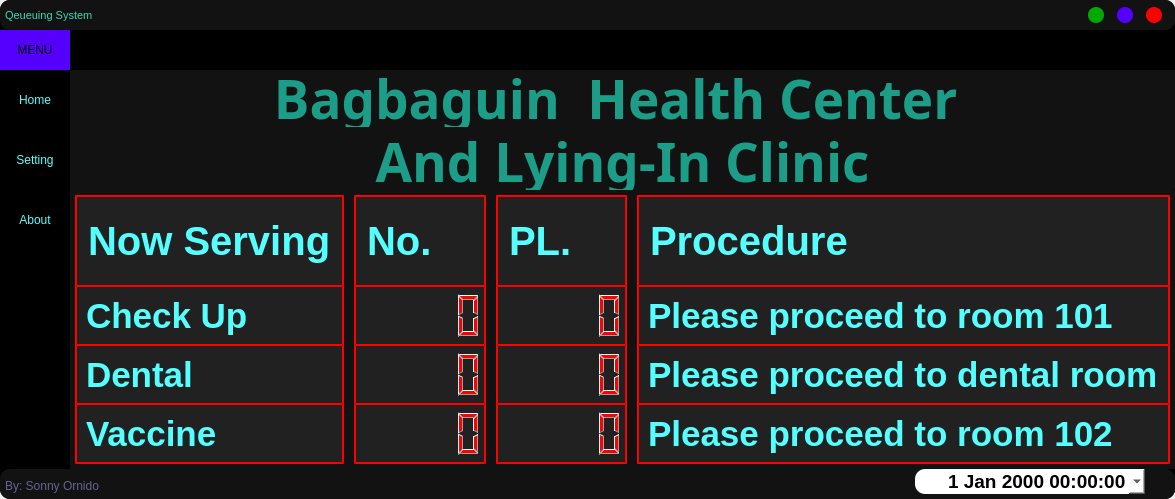
The window that main.ui (ornido77/Line-Queuing-and-Ticketing-System) describes before a commit, drawn with Qt 5.
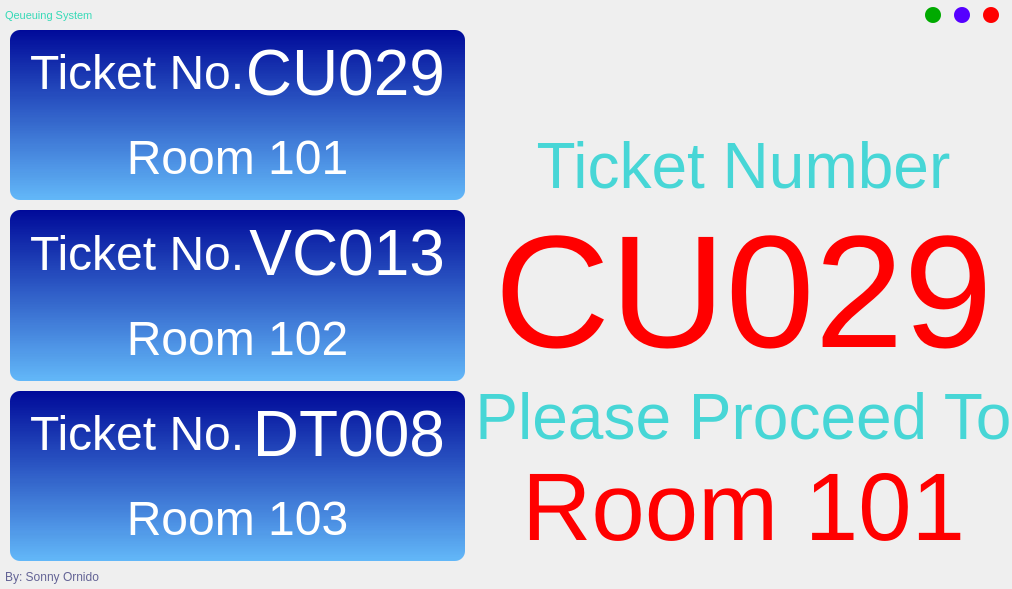
The same window after the commit. Icons and pictures are not drawn.

Commit message: New Design on New Branch

Patch:
```diff
--- a/main.ui
+++ b/main.ui
@@ -6,8 +6,8 @@
    <rect>
     <x>0</x>
     <y>0</y>
-    <width>1175</width>
-    <height>499</height>
+    <width>741</width>
+    <height>461</height>
    </rect>
   </property>
   <property name="windowTitle">
@@ -33,8 +33,7 @@
     <item>
      <widget class="QFrame" name="frame_main_bg">
       <property name="styleSheet">
-       <string notr="true">background-color: #000000;
-border-radius: 10px;</string>
+       <string notr="true">border-radius: 10px;</string>
       </property>
       <property name="frameShape">
        <enum>QFrame::NoFrame</enum>
@@ -42,7 +41,7 @@
       <property name="frameShadow">
        <enum>QFrame::Raised</enum>
       </property>
-      <layout class="QVBoxLayout" name="verticalLayout_5">
+      <layout class="QVBoxLayout" name="frame_main_bg_layout">
        <property name="spacing">
         <number>0</number>
        </property>
@@ -73,7 +72,7 @@
           </size>
          </property>
          <property name="styleSheet">
-          <string notr="true">background-color: #121212;</string>
+          <string notr="true"/>
          </property>
          <property name="frameShape">
           <enum>QFrame::NoFrame</enum>
@@ -103,7 +102,7 @@
              <string notr="true">background-color: none;</string>
             </property>
             <property name="frameShape">
-             <enum>QFrame::StyledPanel</enum>
+             <enum>QFrame::NoFrame</enum>
             </property>
             <property name="frameShadow">
              <enum>QFrame::Raised</enum>
@@ -154,7 +153,7 @@
              <string notr="true">background-color: none;</string>
             </property>
             <property name="frameShape">
-             <enum>QFrame::StyledPanel</enum>
+             <enum>QFrame::NoFrame</enum>
             </property>
             <property name="frameShadow">
              <enum>QFrame::Raised</enum>
@@ -266,107 +265,6 @@
          </layout>
         </widget>
        </item>
-       <item>
-        <widget class="QFrame" name="frame_top_bar">
-         <property name="minimumSize">
-          <size>
-           <width>0</width>
-           <height>40</height>
-          </size>
-         </property>
-         <property name="maximumSize">
-          <size>
-           <width>16777215</width>
-           <height>39</height>
-          </size>
-         </property>
-         <property name="styleSheet">
-          <string notr="true">border-radius: none;</string>
-         </property>
-         <property name="frameShape">
-          <enum>QFrame::NoFrame</enum>
-         </property>
-         <property name="frameShadow">
-          <enum>QFrame::Raised</enum>
-         </property>
-         <layout class="QHBoxLayout" name="top_bar_layout">
-          <property name="spacing">
-           <number>0</number>
-          </property>
-          <property name="leftMargin">
-           <number>0</number>
-          </property>
-          <property name="topMargin">
-           <number>0</number>
-          </property>
-          <property name="rightMargin">
-           <number>0</number>
-          </property>
-          <property name="bottomMargin">
-           <number>0</number>
-          </property>
-          <item>
-           <widget class="QFrame" name="frame_toggle">
-            <property name="maximumSize">
-             <size>
-              <width>70</width>
-              <height>16777215</height>
-             </size>
-            </property>
-            <property name="styleSheet">
-             <string notr="true">background-color: rgb(85, 0, 255);</string>
-            </property>
-            <property name="frameShape">
-             <enum>QFrame::StyledPanel</enum>
-            </property>
-            <property name="frameShadow">
-             <enum>QFrame::Raised</enum>
-            </property>
-            <layout class="QVBoxLayout" name="verticalLayout_3">
-             <property name="spacing">
-              <number>0</number>
-             </property>
-             <property name="leftMargin">
-              <number>0</number>
-             </property>
-             <property name="topMargin">
-              <number>0</number>
-             </property>
-             <property name="rightMargin">
-              <number>0</number>
-             </property>
-             <property name="bottomMargin">
-              <number>0</number>
-             </property>
-             <item>
-              <widget class="QPushButton" name="btn_toggle">
-               <property name="sizePolicy">
-                <sizepolicy hsizetype="Expanding" vsizetype="Expanding">
-                 <horstretch>0</horstretch>
-                 <verstretch>0</verstretch>
-                </sizepolicy>
-               </property>
-               <property name="text">
-                <string>MENU</string>
-               </property>
-              </widget>
-             </item>
-            </layout>
-           </widget>
-          </item>
-          <item>
-           <widget class="QFrame" name="frame_top">
-            <property name="frameShape">
-             <enum>QFrame::StyledPanel</enum>
-            </property>
-            <property name="frameShadow">
-             <enum>QFrame::Raised</enum>
-            </property>
-           </widget>
-          </item>
-         </layout>
-        </widget>
-       </item>
        <item>
         <widget class="QFrame" name="frame_content_bar">
          <property name="accessibleName">
@@ -383,7 +281,7 @@
          </property>
          <layout class="QHBoxLayout" name="horizontalLayout">
           <property name="spacing">
-           <number>0</number>
+           <number>10</number>
           </property>
           <property name="leftMargin">
            <number>0</number>
@@ -398,19 +296,16 @@
            <number>0</number>
           </property>
           <item>
-           <widget class="QFrame" name="frame_left_bar">
-            <property name="minimumSize">
-             <size>
-              <width>70</width>
-              <height>0</height>
-             </size>
-            </property>
+           <widget class="QFrame" name="frame_leftBody">
             <property name="maximumSize">
              <size>
-              <width>70</width>
-              <height>16777211</height>
+              <width>550</width>
+              <height>16777215</height>
              </size>
             </property>
+            <property name="styleSheet">
+             <string notr="true"/>
+            </property>
             <property name="frameShape">
              <enum>QFrame::NoFrame</enum>
             </property>
@@ -419,10 +314,10 @@
             </property>
             <layout class="QVBoxLayout" name="verticalLayout_7">
              <property name="spacing">
-              <number>6</number>
+              <number>10</number>
              </property>
              <property name="leftMargin">
-              <number>0</number>
+              <number>10</number>
              </property>
              <property name="topMargin">
               <number>0</number>
@@ -433,10 +328,12 @@
              <property name="bottomMargin">
               <number>0</number>
              </property>
-             <item alignment="Qt::AlignTop">
-              <widget class="QFrame" name="frame_menu">
+             <item>
+              <widget class="QFrame" name="frame_service1">
                <property name="styleSheet">
-                <string notr="true">color: rgb(85, 255, 255);</string>
+                <string notr="true">background-color: qlineargradient(spread:pad, x1:0, y1:0, x2:0, y2:1, stop:0 rgba(0, 10, 153, 255), stop:1 rgba(0, 145, 255, 150));
+color: rgb(255, 255, 255);
+border-radius: 10px;</string>
                </property>
                <property name="frameShape">
                 <enum>QFrame::NoFrame</enum>
@@ -461,77 +358,17 @@
                  <number>0</number>
                 </property>
                 <item>
-                 <widget class="QPushButton" name="btn_home">
-                  <property name="minimumSize">
-                   <size>
-                    <width>0</width>
-                    <height>60</height>
-                   </size>
-                  </property>
+                 <widget class="QFrame" name="frame_ticket1">
                   <property name="styleSheet">
-                   <string notr="true">QPushButton:hover{
-	background-color: rgb(85, 0, 255);
-}</string>
+                   <string notr="true">background: none;</string>
                   </property>
-                  <property name="text">
-                   <string>Home</string>
-                  </property>
-                 </widget>
-                </item>
-                <item>
-                 <widget class="QPushButton" name="btn_settings">
-                  <property name="minimumSize">
-                   <size>
-                    <width>0</width>
-                    <height>60</height>
-                   </size>
-                  </property>
-                  <property name="styleSheet">
-                   <string notr="true">QPushButton:hover{
-	background-color: rgb(85, 0, 255);
-}</string>
-                  </property>
-                  <property name="text">
-                   <string>Setting</string>
-                  </property>
-                 </widget>
-                </item>
-                <item>
-                 <widget class="QPushButton" name="btn_about">
-                  <property name="minimumSize">
-                   <size>
-                    <width>0</width>
-                    <height>60</height>
-                   </size>
-                  </property>
-                  <property name="styleSheet">
-                   <string notr="true">QPushButton:hover{
-	background-color: rgb(85, 0, 255);
-}</string>
-                  </property>
-                  <property name="text">
-                   <string>About</string>
-                  </property>
-                 </widget>
-                </item>
-               </layout>
-              </widget>
-             </item>
-            </layout>
-           </widget>
-          </item>
-          <item>
-           <widget class="QFrame" name="frame_body">
-            <property name="styleSheet">
-             <string notr="true"/>
-            </property>
             <property name="frameShape">
-             <enum>QFrame::StyledPanel</enum>
+                   <enum>QFrame::NoFrame</enum>
             </property>
             <property name="frameShadow">
              <enum>QFrame::Raised</enum>
             </property>
-            <layout class="QVBoxLayout" name="body_layout">
+                  <layout class="QHBoxLayout" name="frame_ticket1_layout">
              <property name="spacing">
               <number>0</number>
              </property>
@@ -548,96 +385,53 @@
               <number>0</number>
              </property>
              <item>
-              <widget class="QStackedWidget" name="stackedWidget">
-               <property name="styleSheet">
-                <string notr="true"/>
-               </property>
-               <property name="currentIndex">
-                <number>0</number>
-               </property>
-               <widget class="QWidget" name="page">
-                <layout class="QVBoxLayout" name="verticalLayout_8">
-                 <property name="spacing">
-                  <number>0</number>
-                 </property>
-                 <property name="leftMargin">
-                  <number>0</number>
-                 </property>
-                 <property name="topMargin">
-                  <number>0</number>
-                 </property>
-                 <property name="rightMargin">
-                  <number>0</number>
-                 </property>
-                 <property name="bottomMargin">
-                  <number>0</number>
-                 </property>
+                    <widget class="QLabel" name="label_ticketNo1">
+                     <property name="font">
+                      <font>
+                       <pointsize>36</pointsize>
+                      </font>
+                     </property>
+                     <property name="text">
+                      <string>Ticket No.</string>
+                     </property>
+                     <property name="indent">
+                      <number>20</number>
+                     </property>
+                    </widget>
+                   </item>
                  <item>
-                  <widget class="QFrame" name="frame_company_name">
-                   <property name="minimumSize">
-                    <size>
-                     <width>0</width>
-                     <height>120</height>
-                    </size>
-                   </property>
-                   <property name="maximumSize">
-                    <size>
-                     <width>16777215</width>
-                     <height>120</height>
-                    </size>
-                   </property>
-                   <property name="styleSheet">
-                    <string notr="true">background-color: #121212;
-color: rgb(27, 157, 135);</string>
-                   </property>
-                   <property name="frameShadow">
-                    <enum>QFrame::Raised</enum>
-                   </property>
-                   <layout class="QVBoxLayout" name="comp_name_layout">
-                    <property name="topMargin">
-                     <number>0</number>
-                    </property>
-                    <property name="bottomMargin">
-                     <number>0</number>
-                    </property>
-                    <item>
-                     <widget class="QLabel" name="label_cname1">
+                    <widget class="QLabel" name="label_ticketValue1">
                       <property name="font">
                        <font>
-                        <family>Perpetua Titling MT</family>
-                        <pointsize>40</pointsize>
-                        <weight>75</weight>
-                        <italic>false</italic>
-                        <bold>true</bold>
-                       </font>
-                      </property>
-                      <property name="styleSheet">
-                       <string notr="true">background-color:none;</string>
-                      </property>
+                       <pointsize>48</pointsize>
+                      </font>
+                     </property>
                       <property name="text">
-                       <string>Bagbaguin  Health Center </string>
+                      <string>CU029</string>
                       </property>
                       <property name="alignment">
-                       <set>Qt::AlignCenter</set>
-                      </property>
-                     </widget>
-                    </item>
+                      <set>Qt::AlignRight|Qt::AlignTrailing|Qt::AlignVCenter</set>
+                     </property>
+                     <property name="indent">
+                      <number>20</number>
+                     </property>
+                    </widget>
+                   </item>
+                  </layout>
+                 </widget>
+                </item>
                     <item>
-                     <widget class="QLabel" name="label_cname2">
+                 <widget class="QLabel" name="label_room1">
                       <property name="font">
                        <font>
-                        <family>Perpetua Titling MT</family>
-                        <pointsize>40</pointsize>
-                        <weight>75</weight>
-                        <italic>false</italic>
-                        <bold>true</bold>
+                    <pointsize>36</pointsize>
                        </font>
                       </property>
                       <property name="styleSheet">
-                       <string notr="true">background-color: none;</string>
+                   <string notr="true">background: none;</string>
                       </property>
                       <property name="text">
-                       <string>And Lying-In Clinic</string>
+                   <string>Room 101</string>
                       </property>
                       <property name="alignment">
                        <set>Qt::AlignCenter</set>
@@ -648,46 +442,46 @@
                   </widget>
                  </item>
                  <item>
-                  <widget class="QFrame" name="frame_main_content">
+              <widget class="QFrame" name="frame_service2">
                    <property name="styleSheet">
-                    <string notr="true">background-color: #121212; 
-border: none;
-color: rgb(85, 255, 255);</string>
-                   </property>
+                <string notr="true">background-color: qlineargradient(spread:pad, x1:0, y1:0, x2:0, y2:1, stop:0 rgba(0, 10, 153, 255), stop:1 rgba(0, 145, 255, 150));
+color: rgb(255, 255, 255);
+border-radius: 10px;</string>
+               </property>
+               <property name="frameShape">
+                <enum>QFrame::NoFrame</enum>
+               </property>
                    <property name="frameShadow">
                     <enum>QFrame::Raised</enum>
                    </property>
-                   <layout class="QHBoxLayout" name="main_content_layout_2">
+               <layout class="QVBoxLayout" name="frame_service2_layout">
                     <property name="spacing">
-                     <number>10</number>
+                 <number>0</number>
                     </property>
                     <property name="leftMargin">
-                     <number>5</number>
+                 <number>0</number>
                     </property>
                     <property name="topMargin">
-                     <number>5</number>
+                 <number>0</number>
                     </property>
                     <property name="rightMargin">
-                     <number>5</number>
+                 <number>0</number>
                     </property>
                     <property name="bottomMargin">
-                     <number>5</number>
+                 <number>0</number>
                     </property>
                     <item>
-                     <widget class="QFrame" name="frame_service">
-                      <property name="font">
-                       <font>
-                        <pointsize>2</pointsize>
-                       </font>
-                      </property>
+                 <widget class="QFrame" name="frame_ticket2">
                       <property name="styleSheet">
-                       <string notr="true">background-color: #212121;
-border: 1px solid red;</string>
-                      </property>
+                   <string notr="true">background: none;</string>
+                  </property>
+                  <property name="frameShape">
+                   <enum>QFrame::NoFrame</enum>
+                  </property>
                       <property name="frameShadow">
                        <enum>QFrame::Raised</enum>
                       </property>
-                      <layout class="QVBoxLayout" name="services_layout_2">
+                  <layout class="QHBoxLayout" name="frame_ticket2_layout">
                        <property name="spacing">
                         <number>0</number>
                        </property>
@@ -704,82 +498,56 @@
                         <number>0</number>
                        </property>
                        <item>
-                        <widget class="QLabel" name="label_serv1">
-                         <property name="minimumSize">
-                          <size>
-                           <width>0</width>
-                           <height>90</height>
-                          </size>
-                         </property>
-                         <property name="maximumSize">
-                          <size>
-                           <width>16777215</width>
-                           <height>90</height>
-                          </size>
-                         </property>
+                    <widget class="QLabel" name="label_ticketNo2">
                          <property name="font">
                           <font>
-                           <pointsize>30</pointsize>
-                           <weight>75</weight>
-                           <bold>true</bold>
+                       <pointsize>36</pointsize>
                           </font>
                          </property>
                          <property name="text">
-                          <string>Now Serving</string>
-                         </property>
-                         <property name="margin">
-                          <number>5</number>
+                      <string>Ticket No.</string>
+                     </property>
+                     <property name="indent">
+                      <number>20</number>
                          </property>
                         </widget>
                        </item>
                        <item>
-                        <widget class="QLabel" name="label_serv2">
+                    <widget class="QLabel" name="label_ticketValue2">
                          <property name="font">
                           <font>
-                           <pointsize>26</pointsize>
-                           <weight>75</weight>
-                           <bold>true</bold>
+                       <pointsize>48</pointsize>
                           </font>
                          </property>
                          <property name="text">
-                          <string>Check Up</string>
-                         </property>
-                         <property name="margin">
-                          <number>5</number>
-                         </property>
-                        </widget>
-                       </item>
-                       <item>
-                        <widget class="QLabel" name="label_serv3">
-                         <property name="font">
-                          <font>
-                           <pointsize>26</pointsize>
-                           <weight>75</weight>
-                           <bold>true</bold>
-                          </font>
-                         </property>
-                         <property name="text">
-                          <string>Dental</string>
-                         </property>
-                         <property name="margin">
-                          <number>5</number>
-                         </property>
+                      <string>VC013</string>
+                     </property>
+                     <property name="alignment">
+                      <set>Qt::AlignRight|Qt::AlignTrailing|Qt::AlignVCenter</set>
+                     </property>
+                     <property name="indent">
+                      <number>20</number>
+                     </property>
+                    </widget>
+                   </item>
+                  </layout>
                         </widget>
                        </item>
                        <item>
-                        <widget class="QLabel" name="label_serv4">
+                 <widget class="QLabel" name="label_room2">
                          <property name="font">
                           <font>
-                           <pointsize>26</pointsize>
-                           <weight>75</weight>
-                           <bold>true</bold>
-                          </font>
-                         </property>
+                    <pointsize>36</pointsize>
+                   </font>
+                  </property>
+                  <property name="styleSheet">
+                   <string notr="true">background: none;</string>
+                  </property>
                          <property name="text">
-                          <string>Vaccine</string>
-                         </property>
-                         <property name="margin">
-                          <number>5</number>
+                   <string>Room 102</string>
+                  </property>
+                  <property name="alignment">
+                   <set>Qt::AlignCenter</set>
                          </property>
                         </widget>
                        </item>
@@ -787,11 +555,15 @@
                      </widget>
                     </item>
                     <item>
-                     <widget class="QFrame" name="frame_NO">
+              <widget class="QFrame" name="frame_service3">
                       <property name="styleSheet">
-                       <string notr="true">background-color: #212121;
-border: 1px solid red;</string>
-                      </property>
+                <string notr="true">background-color: qlineargradient(spread:pad, x1:0, y1:0, x2:0, y2:1, stop:0 rgba(0, 10, 153, 255), stop:1 rgba(0, 145, 255, 150));
+color: rgb(255, 255, 255);
+border-radius: 10px;</string>
+               </property>
+               <property name="frameShape">
+                <enum>QFrame::NoFrame</enum>
+               </property>
                       <property name="frameShadow">
                        <enum>QFrame::Raised</enum>
                       </property>
@@ -812,68 +584,17 @@
                         <number>0</number>
                        </property>
                        <item>
-                        <widget class="QLabel" name="label_NO">
-                         <property name="minimumSize">
-                          <size>
-                           <width>0</width>
-                           <height>90</height>
-                          </size>
-                         </property>
-                         <property name="maximumSize">
-                          <size>
-                           <width>16777215</width>
-                           <height>90</height>
-                          </size>
-                         </property>
-                         <property name="font">
-                          <font>
-                           <pointsize>30</pointsize>
-                           <weight>75</weight>
-                           <bold>true</bold>
-                          </font>
-                         </property>
-                         <property name="text">
-                          <string>No.</string>
-                         </property>
-                         <property name="margin">
-                          <number>15</number>
-                         </property>
-                        </widget>
-                       </item>
-                       <item>
-                        <widget class="QLCDNumber" name="lcd_no1">
+                 <widget class="QFrame" name="frame_ticket3">
                          <property name="styleSheet">
-                          <string notr="true">color: red;</string>
-                         </property>
-                        </widget>
-                       </item>
-                       <item>
-                        <widget class="QLCDNumber" name="lcd_no2">
-                         <property name="styleSheet">
-                          <string notr="true">color: red;</string>
-                         </property>
-                        </widget>
-                       </item>
-                       <item>
-                        <widget class="QLCDNumber" name="lcd_no3">
-                         <property name="styleSheet">
-                          <string notr="true">color: red;</string>
-                         </property>
-                        </widget>
-                       </item>
-                      </layout>
-                     </widget>
-                    </item>
-                    <item>
-                     <widget class="QFrame" name="frame_PL">
-                      <property name="styleSheet">
-                       <string notr="true">background-color: #212121;
-border: 1px solid red;</string>
-                      </property>
+                   <string notr="true">background: none;</string>
+                  </property>
+                  <property name="frameShape">
+                   <enum>QFrame::NoFrame</enum>
+                  </property>
                       <property name="frameShadow">
                        <enum>QFrame::Raised</enum>
                       </property>
-                      <layout class="QVBoxLayout" name="pl_layout">
+                  <layout class="QHBoxLayout" name="frame_ticket3_layout">
                        <property name="spacing">
                         <number>0</number>
                        </property>
@@ -890,63 +611,69 @@
                         <number>0</number>
                        </property>
                        <item>
-                        <widget class="QLabel" name="label_PL">
-                         <property name="minimumSize">
-                          <size>
-                           <width>0</width>
-                           <height>90</height>
-                          </size>
-                         </property>
-                         <property name="maximumSize">
-                          <size>
-                           <width>16777215</width>
-                           <height>90</height>
-                          </size>
-                         </property>
+                    <widget class="QLabel" name="label_ticketNo3">
                          <property name="font">
                           <font>
-                           <pointsize>30</pointsize>
-                           <weight>75</weight>
-                           <bold>true</bold>
+                       <pointsize>36</pointsize>
                           </font>
                          </property>
                          <property name="text">
-                          <string>PL.</string>
-                         </property>
-                         <property name="margin">
-                          <number>15</number>
+                      <string>Ticket No.</string>
+                     </property>
+                     <property name="indent">
+                      <number>20</number>
                          </property>
                         </widget>
                        </item>
                        <item>
-                        <widget class="QLCDNumber" name="lcd_pl1">
-                         <property name="styleSheet">
-                          <string notr="true">color: red;</string>
-                         </property>
-                        </widget>
-                       </item>
-                       <item>
-                        <widget class="QLCDNumber" name="lcd_pl2">
-                         <property name="styleSheet">
-                          <string notr="true">color: red;</string>
-                         </property>
+                    <widget class="QLabel" name="label_ticketValue3">
+                     <property name="font">
+                      <font>
+                       <pointsize>48</pointsize>
+                      </font>
+                     </property>
+                     <property name="text">
+                      <string>DT008</string>
+                     </property>
+                     <property name="alignment">
+                      <set>Qt::AlignRight|Qt::AlignTrailing|Qt::AlignVCenter</set>
+                     </property>
+                     <property name="indent">
+                      <number>20</number>
+                     </property>
+                    </widget>
+                   </item>
+                  </layout>
                         </widget>
                        </item>
                        <item>
-                        <widget class="QLCDNumber" name="lcd_pl3">
+                 <widget class="QLabel" name="label_room3">
+                  <property name="font">
+                   <font>
+                    <pointsize>36</pointsize>
+                   </font>
+                  </property>
                          <property name="styleSheet">
-                          <string notr="true">color: red;</string>
-                         </property>
+                   <string notr="true">background: none;</string>
+                  </property>
+                  <property name="text">
+                   <string>Room 103</string>
+                  </property>
+                  <property name="alignment">
+                   <set>Qt::AlignCenter</set>
+                  </property>
                         </widget>
                        </item>
                       </layout>
                      </widget>
                     </item>
+            </layout>
+           </widget>
+          </item>
                     <item>
-                     <widget class="QFrame" name="frame_proc_2">
-                      <property name="styleSheet">
-                       <string notr="true">background-color: #212121;
-border: 1px solid red;</string>
+           <widget class="QFrame" name="frame_rightBody">
+            <property name="frameShape">
+             <enum>QFrame::NoFrame</enum>
                       </property>
                       <property name="frameShadow">
                        <enum>QFrame::Raised</enum>
@@ -972,79 +699,116 @@
                          <property name="minimumSize">
                           <size>
                            <width>0</width>
-                           <height>90</height>
+                 <height>100</height>
                           </size>
                          </property>
                          <property name="maximumSize">
                           <size>
-                           <width>16777215</width>
-                           <height>90</height>
+                 <width>450</width>
+                 <height>100</height>
                           </size>
                          </property>
                          <property name="font">
                           <font>
-                           <pointsize>30</pointsize>
+                 <pointsize>12</pointsize>
                            <weight>75</weight>
                            <bold>true</bold>
                           </font>
                          </property>
+               <property name="styleSheet">
+                <string notr="true">background-image: url(:/newPrefix/Pictures/img/01.jpg);
+border-radius: 20px;</string>
+               </property>
                          <property name="text">
-                          <string>Procedure</string>
-                         </property>
+                <string/>
+               </property>
+               <property name="textFormat">
+                <enum>Qt::RichText</enum>
+               </property>
+               <property name="pixmap">
+                <pixmap resource="test.qrc">:/newPrefix/Pictures/img/01.jpg</pixmap>
+               </property>
+               <property name="scaledContents">
+                <bool>true</bool>
+               </property>
+               <property name="indent">
+                <number>10</number>
+               </property>
                         </widget>
                        </item>
                        <item>
                         <widget class="QLabel" name="label_proc2">
                          <property name="font">
                           <font>
-                           <pointsize>26</pointsize>
-                           <weight>75</weight>
-                           <bold>true</bold>
-                          </font>
-                         </property>
+                 <pointsize>48</pointsize>
+                </font>
+               </property>
+               <property name="styleSheet">
+                <string notr="true">color: rgb(71, 214, 214);</string>
+               </property>
                          <property name="text">
-                          <string>Please proceed to room 101</string>
-                         </property>
+                <string>Ticket Number</string>
+               </property>
+               <property name="alignment">
+                <set>Qt::AlignCenter</set>
+               </property>
                         </widget>
                        </item>
                        <item>
                         <widget class="QLabel" name="label_proc3">
                          <property name="font">
                           <font>
-                           <pointsize>26</pointsize>
-                           <weight>75</weight>
-                           <bold>true</bold>
-                          </font>
-                         </property>
+                 <pointsize>120</pointsize>
+                </font>
+               </property>
+               <property name="styleSheet">
+                <string notr="true">color: rgb(255, 0, 0);</string>
+               </property>
                          <property name="text">
-                          <string>Please proceed to dental room</string>
-                         </property>
+                <string>CU029</string>
+               </property>
+               <property name="alignment">
+                <set>Qt::AlignCenter</set>
+               </property>
+               <property name="margin">
+                <number>0</number>
+               </property>
                         </widget>
                        </item>
                        <item>
                         <widget class="QLabel" name="label_proc4">
                          <property name="font">
                           <font>
-                           <pointsize>26</pointsize>
-                           <weight>75</weight>
-                           <bold>true</bold>
-                          </font>
-                         </property>
+                 <pointsize>48</pointsize>
+                </font>
+               </property>
+               <property name="styleSheet">
+                <string notr="true">color: rgb(71, 214, 214);</string>
+               </property>
                          <property name="text">
-                          <string>Please proceed to room 102</string>
-                         </property>
-                        </widget>
-                       </item>
-                      </layout>
-                     </widget>
-                    </item>
-                   </layout>
-                  </widget>
-                 </item>
-                </layout>
-               </widget>
-               <widget class="QWidget" name="page_2"/>
-               <widget class="QWidget" name="page_3"/>
+                <string>Please Proceed To</string>
+               </property>
+               <property name="alignment">
+                <set>Qt::AlignCenter</set>
+               </property>
+              </widget>
+             </item>
+             <item>
+              <widget class="QLabel" name="label_roomNo">
+               <property name="font">
+                <font>
+                 <pointsize>72</pointsize>
+                </font>
+               </property>
+               <property name="styleSheet">
+                <string notr="true">color: rgb(255, 0, 0);</string>
+               </property>
+               <property name="text">
+                <string>Room 101</string>
+               </property>
+               <property name="alignment">
+                <set>Qt::AlignCenter</set>
+               </property>
               </widget>
              </item>
             </layout>
@@ -1062,7 +826,7 @@
           </size>
          </property>
          <property name="styleSheet">
-          <string notr="true">background-color: #121212;</string>
+          <string notr="true"/>
          </property>
          <property name="frameShape">
           <enum>QFrame::NoFrame</enum>
@@ -1092,7 +856,7 @@
              <string notr="true">background-color: none;</string>
             </property>
             <property name="frameShape">
-             <enum>QFrame::StyledPanel</enum>
+             <enum>QFrame::NoFrame</enum>
             </property>
             <property name="frameShadow">
              <enum>QFrame::Raised</enum>
@@ -1117,72 +881,6 @@
             </layout>
            </widget>
           </item>
-          <item>
-           <widget class="QFrame" name="frame_date_and_time">
-            <property name="maximumSize">
-             <size>
-              <width>230</width>
-              <height>16777215</height>
-             </size>
-            </property>
-            <property name="styleSheet">
-             <string notr="true">background-color: none;</string>
-            </property>
-            <property name="frameShape">
-             <enum>QFrame::StyledPanel</enum>
-            </property>
-            <property name="frameShadow">
-             <enum>QFrame::Raised</enum>
-            </property>
-            <layout class="QHBoxLayout" name="date_and_time_layout">
-             <property name="spacing">
-              <number>0</number>
-             </property>
-             <property name="leftMargin">
-              <number>0</number>
-             </property>
-             <property name="topMargin">
-              <number>0</number>
-             </property>
-             <property name="rightMargin">
-              <number>0</number>
-             </property>
-             <property name="bottomMargin">
-              <number>0</number>
-             </property>
-             <item>
-              <widget class="QDateTimeEdit" name="dateTimeEdit">
-               <property name="maximumSize">
-                <size>
-                 <width>16777215</width>
-                 <height>25</height>
-                </size>
-               </property>
-               <property name="font">
-                <font>
-                 <pointsize>14</pointsize>
-                 <weight>75</weight>
-                 <bold>true</bold>
-                </font>
-               </property>
-               <property name="styleSheet">
-                <string notr="true">background-color: #FFFFFF;
-border-radius: 10;</string>
-               </property>
-               <property name="alignment">
-                <set>Qt::AlignRight|Qt::AlignTrailing|Qt::AlignVCenter</set>
-               </property>
-               <property name="correctionMode">
-                <enum>QAbstractSpinBox::CorrectToPreviousValue</enum>
-               </property>
-               <property name="calendarPopup">
-                <bool>true</bool>
-               </property>
-              </widget>
-             </item>
-            </layout>
-           </widget>
-          </item>
           <item>
            <widget class="QFrame" name="frame_grip">
             <property name="maximumSize">
```
Left out of the diff: 24 changed lines with no effect on the pictures. Lines whose indentation alone changed are shown as unchanged. The commit also changes 4 other files.
